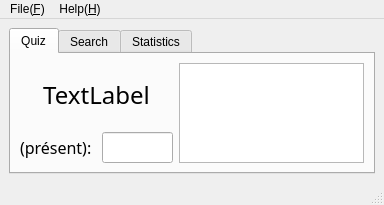
Before: the Qt Designer form mainwindow.ui in shijie-xu/conj, drawn with Qt 5.
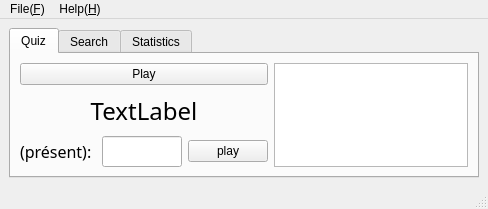
After: the same form once the commit is applied. The open tabs and pages were chosen to show the change.

```diff
--- a/mainwindow.ui
+++ b/mainwindow.ui
@@ -6,8 +6,8 @@
    <rect>
     <x>0</x>
     <y>0</y>
-    <width>384</width>
-    <height>177</height>
+    <width>488</width>
+    <height>209</height>
    </rect>
   </property>
   <property name="windowTitle">
@@ -18,7 +18,7 @@
     <item>
      <widget class="QTabWidget" name="tabWidget">
       <property name="currentIndex">
-       <number>1</number>
+       <number>0</number>
       </property>
       <widget class="QWidget" name="tab">
        <attribute name="title">
@@ -28,6 +28,15 @@
         <item>
          <layout class="QHBoxLayout" name="horizontalLayout_2">
           <item>
+           <layout class="QVBoxLayout" name="verticalLayout_5">
+            <item>
+             <widget class="QPushButton" name="btn_play_word">
+              <property name="text">
+               <string>Play</string>
+              </property>
+             </widget>
+            </item>
+            <item>
            <layout class="QVBoxLayout" name="verticalLayout_2">
             <item>
              <widget class="QLabel" name="lbl_word">
@@ -74,20 +83,25 @@
                 </property>
                </widget>
               </item>
-             </layout>
-            </item>
-           </layout>
-          </item>
           <item>
-           <layout class="QVBoxLayout" name="verticalLayout_3">
+                 <widget class="QPushButton" name="btn_play_sent">
+                  <property name="text">
+                   <string>play</string>
+                  </property>
+                 </widget>
+                </item>
+               </layout>
+              </item>
+             </layout>
+            </item>
+           </layout>
+          </item>
             <item>
              <widget class="QListWidget" name="lst_history"/>
             </item>
            </layout>
           </item>
          </layout>
-        </item>
-       </layout>
       </widget>
       <widget class="QWidget" name="tab_2">
        <attribute name="title">
@@ -142,7 +156,7 @@
     <rect>
      <x>0</x>
      <y>0</y>
-     <width>384</width>
+     <width>488</width>
      <height>17</height>
     </rect>
    </property>
```
Lines whose indentation alone changed are shown as unchanged.
